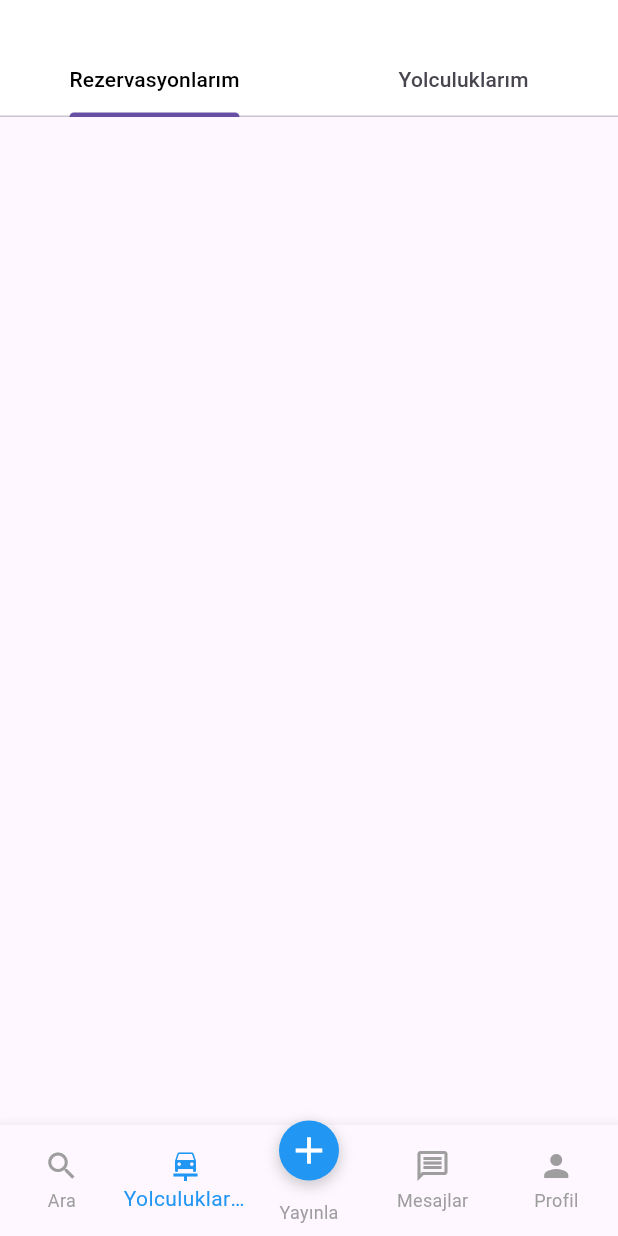
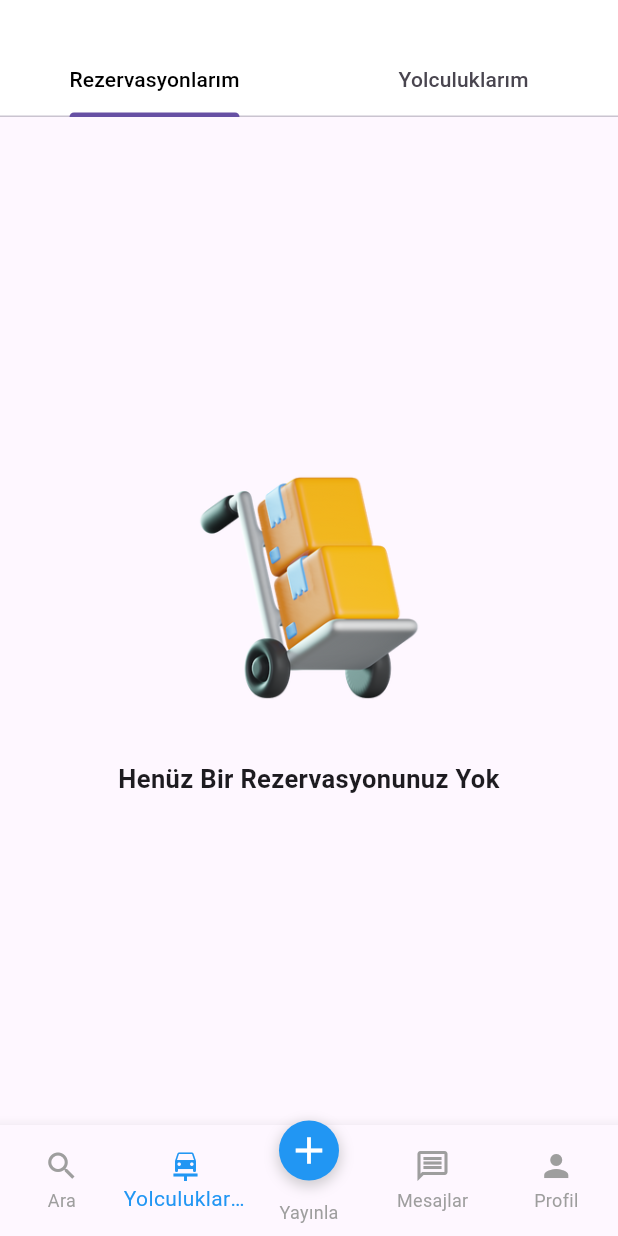
Before and after one commit to harundemirkaya/AldiGitti, a Flutter app: the screen it shows once a user with an empty profile is signed in, item 2 of the bottom bar chosen, on a phone screen of 412 x 824 dp. Run offline on Flutter 3.47's test engine with Material 3 defaults, Android fonts, the phone set to English and light mode, and no system bars; our stand-ins replace cloud_firestore, firebase_auth, firebase_core, flutter_svg, geolocator, google_maps_flutter; accounts and stored records are empty.

Commit message:
Optimized Loading Bar for Redirect My Journeys Page

```diff
--- a/lib/Views/bottom_navbar.dart
+++ b/lib/Views/bottom_navbar.dart
@@ -1,10 +1,12 @@
 // ignore_for_file: prefer_const_literals_to_create_immutables, prefer_const_constructors, use_key_in_widget_constructors, library_private_types_in_public_api
+import 'package:aldigitti/Providers/AppProvider.dart';
 import 'package:aldigitti/Views/live_map.dart';
 import 'package:aldigitti/Views/my_journeys_page.dart';
 import 'package:aldigitti/Views/profile_page.dart';
 import 'package:aldigitti/Views/publish_page.dart';
 import 'package:aldigitti/Views/search_page.dart';
 import 'package:flutter/material.dart';
+import 'package:provider/provider.dart';
 
 class BottomNavBar extends StatefulWidget {
   @override
@@ -12,8 +14,6 @@ class BottomNavBar extends StatefulWidget {
 }
 
 class _BottomNavBarState extends State<BottomNavBar> {
-  int _currentIndex = 0;
-
   final List<Widget> _children = [
     SearchPage(),
     MyJourneysPage(),
@@ -22,19 +22,16 @@ class _BottomNavBarState extends State<BottomNavBar> {
     ProfilePage(),
   ];
 
-  void onTabTapped(int index) {
-    setState(() {
-      _currentIndex = index;
-    });
-  }
-
   @override
   Widget build(BuildContext context) {
+    final appProvider = Provider.of<AppProvider>(context, listen: true);
     return Scaffold(
-      body: _children[_currentIndex],
+      body: _children[appProvider.bottomNavBarIndex],
       bottomNavigationBar: BottomNavigationBar(
-        onTap: onTabTapped,
-        currentIndex: _currentIndex,
+        onTap: (index) {
+          appProvider.setBottomNavBarIndex(index);
+        },
+        currentIndex: appProvider.bottomNavBarIndex,
         unselectedItemColor: Colors.grey,
         selectedItemColor: Colors.blue,
         selectedLabelStyle: TextStyle(color: Colors.blue),
--- a/lib/Views/my_journeys_page.dart
+++ b/lib/Views/my_journeys_page.dart
@@ -1,9 +1,10 @@
-// ignore_for_file: prefer_const_constructors, prefer_const_literals_to_create_immutables
+// ignore_for_file: prefer_const_constructors, prefer_const_literals_to_create_immutables, use_build_context_synchronously
 
 import 'package:aldigitti/Providers/AppProvider.dart';
 import 'package:aldigitti/ViewModels/MyJourneysViewModel.dart';
 import 'package:aldigitti/Views/Helpers/PrimaryJourneyRow.dart';
 import 'package:flutter/material.dart';
+import 'package:flutter_svg/svg.dart';
 import 'package:provider/provider.dart';
 
 class MyJourneysPage extends StatefulWidget {
@@ -19,11 +20,15 @@ class _MyJourneysPageState extends State<MyJourneysPage> {
   List<Map<String, dynamic>> userReservations = [];
 
   Future<void> fetchJourneysAndReservations() async {
+    if (!mounted) return;
     Provider.of<AppProvider>(context, listen: false).showLoading(context);
 
     List<Map<String, dynamic>> journeys = await viewModel.fetchUserJourneys();
     List<Map<String, dynamic>> reservations =
         await viewModel.fetchUserReservations();
+
+    if (!mounted) return;
+
     setState(() {
       userJourneys = journeys;
       userReservations = reservations;
@@ -35,11 +40,14 @@ class _MyJourneysPageState extends State<MyJourneysPage> {
   @override
   void initState() {
     super.initState();
+    WidgetsBinding.instance.addPostFrameCallback((_) {
       fetchJourneysAndReservations();
+    });
   }
 
   @override
   Widget build(BuildContext context) {
+    final isLoading = Provider.of<AppProvider>(context, listen: true).loading;
     return DefaultTabController(
       length: 2,
       child: Scaffold(
@@ -63,7 +71,29 @@ class _MyJourneysPageState extends State<MyJourneysPage> {
             ),
             child: TabBarView(
               children: [
-                ListView.builder(
+                (userReservations.isEmpty && !isLoading)
+                    ? Column(
+                        children: [
+                          Spacer(),
+                          Image.asset(
+                            "lib/assets/images/cargo-icon.png",
+                            width: 190,
+                          ),
+                          SizedBox(
+                            height: 20,
+                          ),
+                          Text(
+                            "Henüz Bir Rezervasyonunuz Yok",
+                            textAlign: TextAlign.center,
+                            style: TextStyle(
+                              fontSize: 17,
+                              fontWeight: FontWeight.bold,
+                            ),
+                          ),
+                          Spacer(),
+                        ],
+                      )
+                    : ListView.builder(
                         itemCount: userReservations.length,
                         itemBuilder: (BuildContext context, int index) {
                           return PrimaryJourneyRow(
@@ -75,7 +105,29 @@ class _MyJourneysPageState extends State<MyJourneysPage> {
                           );
                         },
                       ),
-                ListView.builder(
+                (userJourneys.isEmpty && !isLoading)
+                    ? Column(
+                        children: [
+                          Spacer(),
+                          Image.asset(
+                            "lib/assets/images/cargo-icon.png",
+                            width: 190,
+                          ),
+                          SizedBox(
+                            height: 20,
+                          ),
+                          Text(
+                            "Henüz Bir Rezervasyonunuz Yok",
+                            textAlign: TextAlign.center,
+                            style: TextStyle(
+                              fontSize: 17,
+                              fontWeight: FontWeight.bold,
+                            ),
+                          ),
+                          Spacer(),
+                        ],
+                      )
+                    : ListView.builder(
                         itemCount: 3,
                         itemBuilder: (BuildContext context, int index) {
                           return PrimaryJourneyRow(
--- a/pubspec.yaml
+++ b/pubspec.yaml
@@ -81,6 +81,7 @@ flutter:
     - lib/assets/images/journey-line.svg
     - lib/assets/images/col-line-journey.svg
     - lib/assets/images/location-line.svg
+    - lib/assets/images/cargo-icon.png
 
   # An image asset can refer to one or more resolution-specific "variants", see
   # https://flutter.dev/assets-and-images/#resolution-aware
```
Also changed, not shown: lib/Providers/AppProvider.dart (+20 -2 lines), lib/Views/success_reservation_page.dart (+13 -1 lines), lib/assets/images/cargo-icon.png (added), lib/assets/images/cargo-icon.svg (added). Lines whose indentation alone changed are shown as unchanged.
